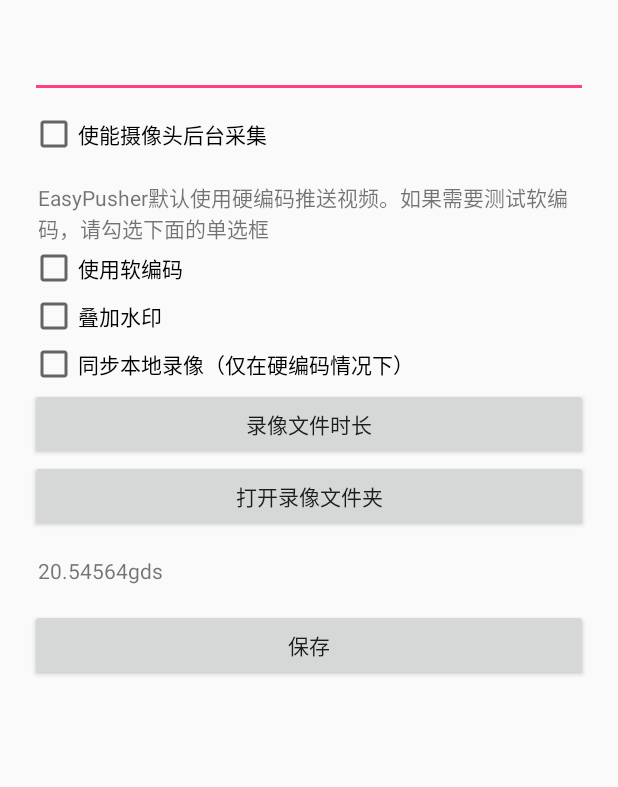
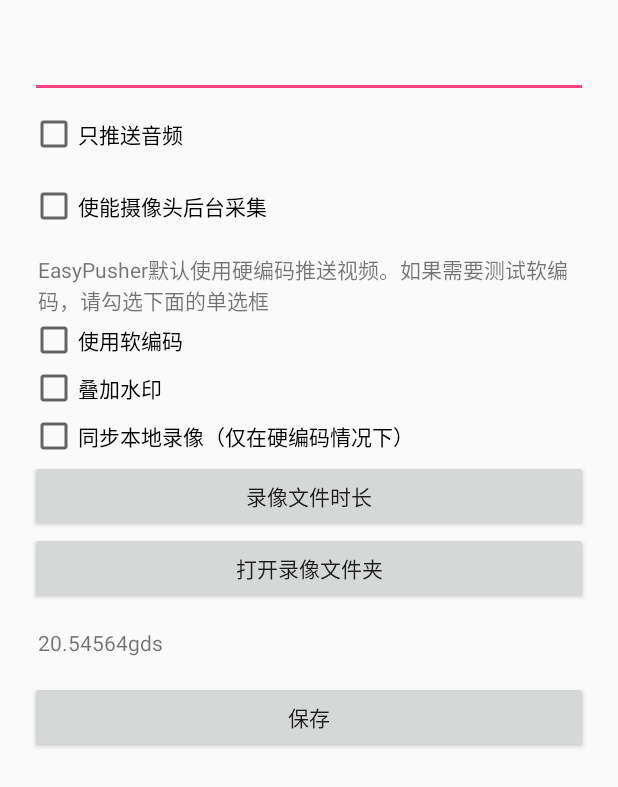
Before and after one commit to tsingsee/EasyRTMP, an Android app: the layout activity_setting.xml on its own in the app's theme, with its tools: preview values and no code run, on a phone screen of 412 x 824 dp. Shown: the top 787 px of the screen. Run offline under Robolectric (Android 15) with nearby library versions, the phone set to English and light mode, and no system bars; Roboto replaces fonts that are not available here.

Commit message:
增加只推送音频的设置

```diff
--- a/Android/EasyRTMP/app/build.gradle
+++ b/Android/EasyRTMP/app/build.gradle
@@ -8,8 +8,8 @@ android {
         applicationId "org.easydarwin.easyrtmp"
         minSdkVersion 16
         targetSdkVersion 22
-        versionCode 13
-        versionName "1.0.17.0504"
+        versionCode 6
+        versionName "1.0.17.0511"
     }
     buildTypes {
         release {
--- a/Android/EasyRTMP/app/src/main/java/org/easydarwin/audio/AudioStream.java
+++ b/Android/EasyRTMP/app/src/main/java/org/easydarwin/audio/AudioStream.java
@@ -26,7 +26,7 @@ public class AudioStream {
     MediaCodec mMediaCodec;
     Pusher easyPusher;
     private Thread mThread = null;
-    String TAG = "EasyPusher";
+    String TAG = "AudioStream";
     //final String path = Environment.getExternalStorageDirectory() + "/123450001.aac";
 
     protected MediaCodec.BufferInfo mBufferInfo = new MediaCodec.BufferInfo();
--- a/Android/EasyRTMP/app/src/main/java/org/easydarwin/easypusher/EasyApplication.java
+++ b/Android/EasyRTMP/app/src/main/java/org/easydarwin/easypusher/EasyApplication.java
@@ -16,9 +16,6 @@ import java.io.IOException;
 import java.io.InputStream;
 import java.util.List;
 
-/**
- * Created by Helong on 16/4/16-12:54.
- */
 public class EasyApplication extends Application {
 
     private static EasyApplication mApplication;
--- a/Android/EasyRTMP/app/src/main/java/org/easydarwin/push/EasyPusher.java
+++ b/Android/EasyRTMP/app/src/main/java/org/easydarwin/push/EasyPusher.java
@@ -89,6 +89,11 @@ public class EasyPusher implements Pusher{
         throw new RuntimeException("not support");
     }
 
+    @Override
+    public void initPush(String url, Context context, InitCallback callback, int fps) {
+        throw new RuntimeException("not support");
+    }
+
     public synchronized void push(byte[] data, int offset, int length, long timestamp, int type) {
         if (mPusherObj == 0) return;
         push(mPusherObj, data, offset, length, timestamp, type);
--- a/Android/EasyRTMP/app/src/main/java/org/easydarwin/push/Pusher.java
+++ b/Android/EasyRTMP/app/src/main/java/org/easydarwin/push/Pusher.java
@@ -11,6 +11,7 @@ public interface Pusher {
     public void stop() ;
 
     public  void initPush(final String serverIP, final String serverPort, final String streamName, final Context context, final InitCallback callback);
+    public  void initPush(final String url, final Context context, final InitCallback callback, int pts);
     public  void initPush(final String url, final Context context, final InitCallback callback);
 
     public  void push(byte[] data, int offset, int length, long timestamp, int type);
--- a/Android/EasyRTMP/app/src/main/res/layout/activity_setting.xml
+++ b/Android/EasyRTMP/app/src/main/res/layout/activity_setting.xml
@@ -53,6 +53,15 @@
         android:text=""
         android:id="@+id/rtmp_url"
         android:layout_height="wrap_content" />
+
+    <CheckBox
+        android:id="@+id/enable_send_audio_only"
+        android:layout_width="match_parent"
+        android:layout_height="wrap_content"
+        android:checked="false"
+        android:layout_marginBottom="8dp"
+        android:layout_marginTop="8dp"
+        android:text="只推送音频" />
 
     <CheckBox
         android:id="@+id/enable_background_camera_pushing"
```
Also changed, not shown: Android/EasyRTMP/app/src/main/java/org/easydarwin/easypusher/SettingActivity.java (+8 -0 lines), Android/EasyRTMP/app/src/main/java/org/easydarwin/easyrtmp/push/EasyRTMP.java (+10 -4 lines), Android/EasyRTMP/app/src/main/java/org/easydarwin/push/MediaStream.java (+13 -2 lines), 2 other files.
